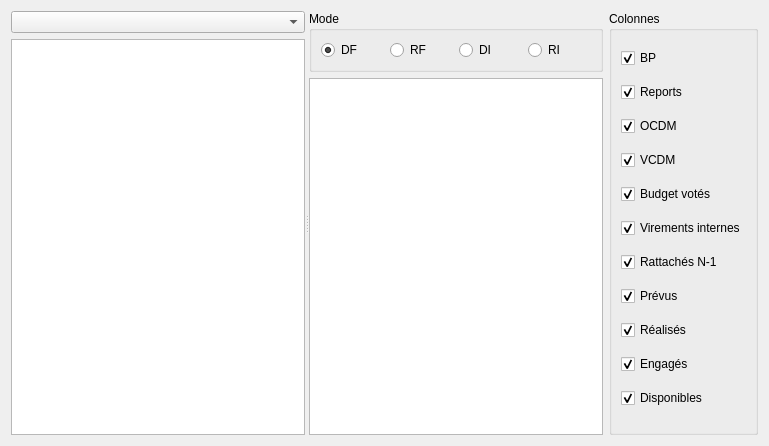
The window that formreportingtables.ui (GiPiLab/ProtonClassicSuite) describes before a commit, drawn with Qt 5.
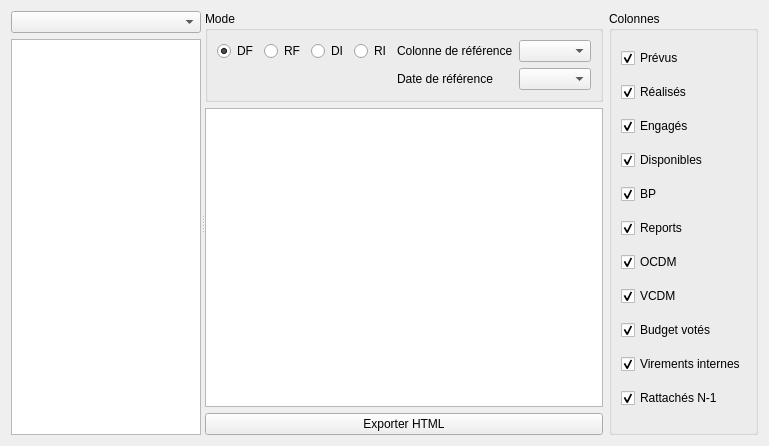
The same window after the commit.

Commit message: Reporting : Overview tables with reference COLUMN or DATE

```diff
--- a/formreportingtables.ui
+++ b/formreportingtables.ui
@@ -46,8 +46,18 @@
          <property name="title">
           <string>Mode</string>
          </property>
-         <layout class="QHBoxLayout" name="horizontalLayout">
-          <item>
+         <layout class="QGridLayout" name="gridLayout">
+          <item row="0" column="2">
+           <widget class="QRadioButton" name="radioButtonDI">
+            <property name="text">
+             <string>DI</string>
+            </property>
+           </widget>
+          </item>
+          <item row="0" column="5">
+           <widget class="QComboBox" name="comboBoxRefColumn"/>
+          </item>
+          <item row="0" column="0">
            <widget class="QRadioButton" name="radioButtonDF">
             <property name="text">
              <string>DF</string>
@@ -57,21 +67,31 @@
             </property>
            </widget>
           </item>
-          <item>
+          <item row="0" column="1">
            <widget class="QRadioButton" name="radioButtonRF">
             <property name="text">
              <string>RF</string>
             </property>
            </widget>
           </item>
-          <item>
-           <widget class="QRadioButton" name="radioButtonDI">
+          <item row="0" column="4">
+           <widget class="QLabel" name="label">
             <property name="text">
-             <string>DI</string>
+             <string>Colonne de référence</string>
             </property>
            </widget>
           </item>
-          <item>
+          <item row="1" column="5">
+           <widget class="QComboBox" name="comboBoxRefDate"/>
+          </item>
+          <item row="1" column="4">
+           <widget class="QLabel" name="label_2">
+            <property name="text">
+             <string>Date de référence</string>
+            </property>
+           </widget>
+          </item>
+          <item row="0" column="3">
            <widget class="QRadioButton" name="radioButtonRI">
             <property name="text">
              <string>RI</string>
@@ -95,6 +115,16 @@
          <attribute name="verticalHeaderVisible">
           <bool>false</bool>
          </attribute>
+         <attribute name="verticalHeaderDefaultSectionSize">
+          <number>20</number>
+         </attribute>
+        </widget>
+       </item>
+       <item>
+        <widget class="QPushButton" name="pushButtonExportHtml">
+         <property name="text">
+          <string>Exporter HTML</string>
+         </property>
         </widget>
        </item>
       </layout>
@@ -107,6 +137,46 @@
       <string>Colonnes</string>
      </property>
      <layout class="QVBoxLayout" name="verticalLayout_2">
+      <item>
+       <widget class="QCheckBox" name="checkBoxOuverts">
+        <property name="text">
+         <string>Prévus</string>
+        </property>
+        <property name="checked">
+         <bool>true</bool>
+        </property>
+       </widget>
+      </item>
+      <item>
+       <widget class="QCheckBox" name="checkBoxRealises">
+        <property name="text">
+         <string>Réalisés</string>
+        </property>
+        <property name="checked">
+         <bool>true</bool>
+        </property>
+       </widget>
+      </item>
+      <item>
+       <widget class="QCheckBox" name="checkBoxEngages">
+        <property name="text">
+         <string>Engagés</string>
+        </property>
+        <property name="checked">
+         <bool>true</bool>
+        </property>
+       </widget>
+      </item>
+      <item>
+       <widget class="QCheckBox" name="checkBoxDisponibles">
+        <property name="text">
+         <string>Disponibles</string>
+        </property>
+        <property name="checked">
+         <bool>true</bool>
+        </property>
+       </widget>
+      </item>
       <item>
        <widget class="QCheckBox" name="checkBoxBP">
         <property name="text">
@@ -177,46 +247,6 @@
         </property>
        </widget>
       </item>
-      <item>
-       <widget class="QCheckBox" name="checkBoxOuverts">
-        <property name="text">
-         <string>Prévus</string>
-        </property>
-        <property name="checked">
-         <bool>true</bool>
-        </property>
-       </widget>
-      </item>
-      <item>
-       <widget class="QCheckBox" name="checkBoxRealises">
-        <property name="text">
-         <string>Réalisés</string>
-        </property>
-        <property name="checked">
-         <bool>true</bool>
-        </property>
-       </widget>
-      </item>
-      <item>
-       <widget class="QCheckBox" name="checkBoxEngages">
-        <property name="text">
-         <string>Engagés</string>
-        </property>
-        <property name="checked">
-         <bool>true</bool>
-        </property>
-       </widget>
-      </item>
-      <item>
-       <widget class="QCheckBox" name="checkBoxDisponibles">
-        <property name="text">
-         <string>Disponibles</string>
-        </property>
-        <property name="checked">
-         <bool>true</bool>
-        </property>
-       </widget>
-      </item>
      </layout>
     </widget>
    </item>
```
Left out of the diff: 2 changed lines with no effect on the pictures. The commit also changes 10 other files.
